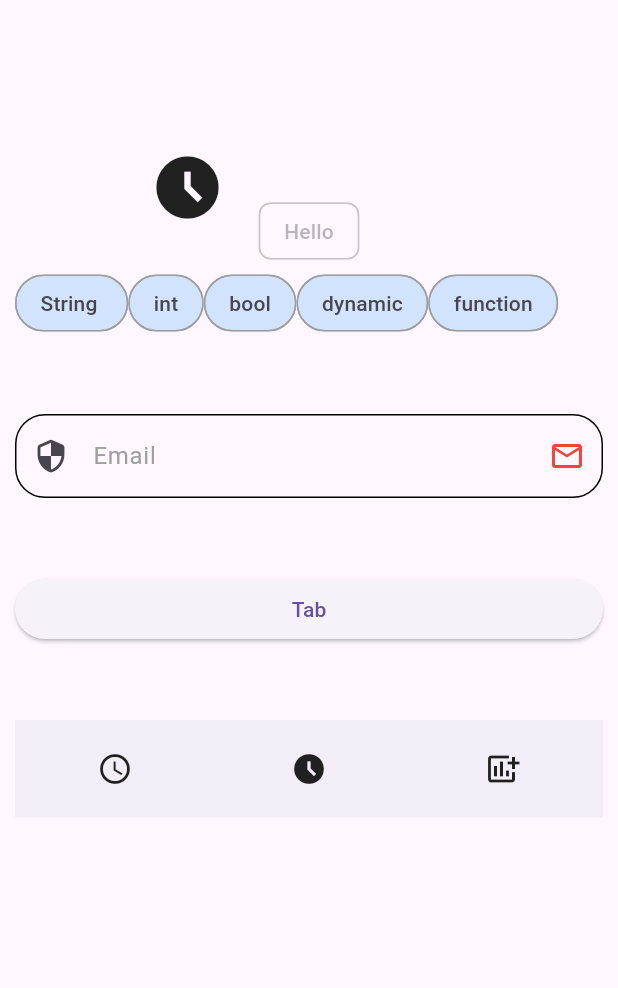
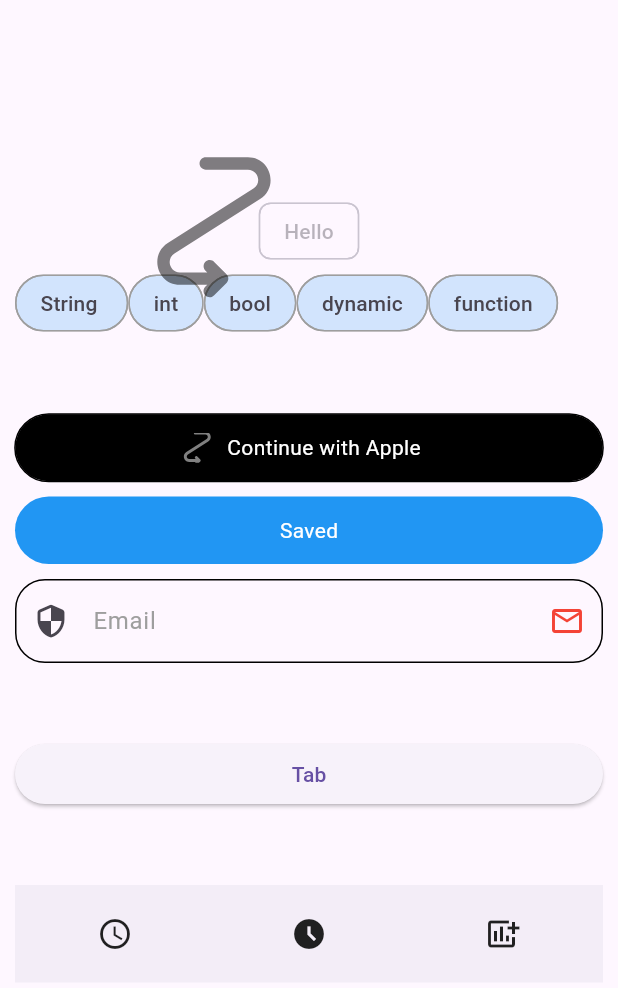
Before and after one commit to Mehrankhan-METRA-RGB/QuickUI, a Flutter app: the screen it shows after launch, on a phone screen of 412 x 824 dp. Shown: the top 988 px of the screen. Run offline on Flutter 3.47's test engine with Material 3 defaults, Android fonts, the phone set to English and light mode, and no system bars; our stand-ins replace cached_network_image, flutter_svg.

Commit message:
Quick button added

````diff
--- a/quick_ui/example/lib/main.dart
+++ b/quick_ui/example/lib/main.dart
@@ -76,12 +76,48 @@ class _ExampleState extends State<Example> {
             const SizedBox(
               height: 50,
             ),
+
+            QuickButton(
+              borderStyle: BorderStyle.solid,
+              strokeAlign: 0.10,
+              borderWidth: 1,
+              height: 45,
+              width: 30,
+              gapWidth: 10,
+              prefixIcon: 'assets/icon.svg',
+              prefixColor: Colors.white,
+              // suffixIcon: Icons.access_alarms_outlined,
+              prefixSize: const Size(20, 20),
+              // suffixSize: const Size(6, 6),
+              buttonText: 'Continue with Apple',
+              textStyle: const TextStyle(
+                color: Colors.white,
+              ),
+              backgroundColor: Colors.black,
+              borderRadius: BorderRadius.circular(30),
+              borderColor: Colors.black,
+            ),
+            const SizedBox(height: 10,),
+            QuickButton(
+              height: 45,
+              width: 30,
+              buttonText: 'Saved',
+              textStyle: const TextStyle(
+                color: Colors.white,
+              ),
+              backgroundColor: Colors.blue,
+              borderRadius: BorderRadius.circular(30),
+            ),
+           const SizedBox(height: 10),
             InputFields(
               validator: (value) {
                 if (value!.isEmpty) {
                   return 'Required Filed';
                 }
                 return null;
+              },
+              onChange: (value) {
+
               },
               unFocusedColor: Colors.grey.withOpacity(0.3),
               focusedColor: Colors.black87,
@@ -142,10 +178,8 @@ class _ExampleState extends State<Example> {
               onChange: (int index) {},
             ),
             const QuickFloat(
-              child: Icon(
-                Icons.access_time_filled,
-                size: 50,
-              ), // Set the desired offsets
+              child: QuickImage(url: 'assets/icon.svg',height: 100,)
+              //the desired offsets
             )
           ],
         ),
--- /dev/null
+++ b/quick_ui/lib/Widgets/Buttons/quick_button.dart
@@ -0,0 +1,262 @@
+import 'package:flutter/material.dart';
+import 'package:quick_ui/quick_ui.dart';
+
+/// A customizable button widget with support for icons, text, and various styling options.
+///
+/// Use the [QuickButton] widget to create a button with flexible options for customization,
+/// including specifying icons, text, dimensions, colors, and more.
+///
+/// ## Parameters:
+/// - `height`: The height of the button.
+/// - `width`: The width of the button.
+/// - `borderRadius`: The border radius of the button.
+/// - `backgroundColor`: The background color of the button.
+/// - `borderColor`: The color of the button's border.
+/// - `borderWidth`: The width of the button's border.
+/// - `strokeAlign`: The alignment of the button's border stroke.
+/// - `borderStyle`: The style of the button's border.
+/// - `prefixIcon`: The icon to be displayed before the button's text.
+/// - `suffixIcon`: The icon to be displayed after the button's text.
+/// - `prefixSize`: The size of the prefix icon.
+/// - `suffixSize`: The size of the suffix icon.
+/// - `buttonText`: The text to be displayed on the button.
+/// - `textStyle`: The style of the button's text.
+/// - `child`: An optional child widget to be displayed within the button.
+/// - `gapWidth`: The width of the gap between the button elements.
+/// - `boxShadow`: The shadow cast by the button.
+/// - `prefixColor`: The color of the prefix icon.
+/// - `suffixColor`: The color of the suffix icon.
+/// - `onTap`: The callback function to be invoked when the button is tapped.
+/// - `onDoubleTap`: The callback function to be invoked when the button is double-tapped.
+/// - `onLongPress`: The callback function to be invoked when the button is long-pressed.
+/// - `onTapDown`: The callback function to be invoked when a tap is detected.
+/// - `onTapUp`: The callback function to be invoked when a tap is released.
+/// - `onTapCancel`: The callback function to be invoked when a tap is canceled.
+/// - `onSecondaryTap`: The callback function to be invoked when a secondary tap is detected.
+/// - `onSecondaryTapUp`: The callback function to be invoked when a secondary tap is released.
+/// - `onSecondaryTapDown`: The callback function to be invoked when a secondary tap is detected.
+/// - `onSecondaryTapCancel`: The callback function to be invoked when a secondary tap is canceled.
+/// - `onHighlightChanged`: The callback function to be invoked when the highlight state changes.
+/// - `onHover`: The callback function to be invoked when the button is hovered over.
+/// - `mouseCursor`: The cursor to be used when the button is hovered over.
+/// - `focusColor`: The color of the button when it is focused.
+/// - `hoverColor`: The color of the button when it is hovered over.
+/// - `highlightColor`: The color of the button when it is highlighted.
+/// - `overlayColor`: The overlay color of the button.
+/// - `splashColor`: The color of the splash effect when the button is tapped.
+/// - `splashFactory`: The factory for creating the splash effect.
+///
+/// ## Example:
+/// ```dart
+/// QuickButton(
+///   height: 40,
+///   width: 120,
+///   borderRadius: BorderRadius.circular(8),
+///   backgroundColor: Colors.blue,
+///   borderColor: Colors.black,
+///   borderWidth: 2,
+///   prefixIcon: Icons.star,
+///   suffixIcon: Icons.arrow_forward,
+///   buttonText: 'Press me',
+///   textStyle: TextStyle(color: Colors.white),
+///   onTap: () {
+///     // Handle button tap
+///   },
+///   onDoubleTap: () {
+///     // Handle double tap
+///   },
+///   onLongPress: () {
+///     // Handle long press
+///   },
+/// )
+/// ```
+
+class QuickButton extends StatelessWidget {
+  const QuickButton({
+    Key? key,
+    this.height,
+    this.width,
+    this.borderRadius,
+    this.backgroundColor,
+    this.borderColor,
+    this.borderWidth,
+    this.strokeAlign,
+    this.borderStyle,
+    this.prefixIcon,
+    this.suffixIcon,
+    this.prefixSize,
+    this.suffixSize,
+    this.buttonText,
+    this.textStyle,
+    this.child,
+    this.gapWidth,
+    this.boxShadow,
+    this.prefixColor,
+    this.suffixColor,
+    this.onTap,
+    this.onDoubleTap,
+    this.onLongPress,
+    this.onTapDown,
+    this.onTapUp,
+    this.onTapCancel,
+    this.onSecondaryTap,
+    this.onSecondaryTapUp,
+    this.onSecondaryTapDown,
+    this.onSecondaryTapCancel,
+    this.onHighlightChanged,
+    this.onHover,
+    this.mouseCursor,
+    this.focusColor,
+    this.hoverColor,
+    this.highlightColor,
+    this.overlayColor,
+    this.splashColor,
+    this.splashFactory,
+  }) : super(key: key);
+
+  final dynamic prefixIcon;
+  final dynamic suffixIcon;
+  final Size? prefixSize;
+  final Size? suffixSize;
+  final double? height;
+  final double? strokeAlign;
+  final double? width;
+  final double? gapWidth;
+  final double? borderWidth;
+  final BorderRadiusGeometry? borderRadius;
+  final Color? backgroundColor;
+  final Color? borderColor;
+  final Color? prefixColor;
+  final Color? suffixColor;
+  final BorderStyle? borderStyle;
+  final TextStyle? textStyle;
+  final String? buttonText;
+  final Widget? child;
+  final BoxShadow? boxShadow;
+  final void Function()? onTap;
+  final void Function()? onDoubleTap;
+  final void Function()? onLongPress;
+  final void Function(TapDownDetails)? onTapDown;
+  final void Function(TapUpDetails)? onTapUp;
+  final void Function()? onTapCancel;
+  final void Function()? onSecondaryTap;
+  final void Function(TapUpDetails)? onSecondaryTapUp;
+  final void Function(TapDownDetails)? onSecondaryTapDown;
+  final void Function()? onSecondaryTapCancel;
+  final void Function(bool)? onHighlightChanged;
+  final void Function(bool)? onHover;
+  final MouseCursor? mouseCursor;
+  final Color? focusColor;
+  final Color? hoverColor;
+  final Color? highlightColor;
+  final MaterialStateProperty<Color?>? overlayColor;
+  final Color? splashColor;
+  final InteractiveInkFeatureFactory? splashFactory;
+
+  @override
+  Widget build(BuildContext context) {
+    return InkWell(
+      onTap: onTap,
+      onDoubleTap: onDoubleTap,
+      onLongPress: onLongPress,
+      onTapDown: onTapDown,
+      onTapUp: onTapUp,
+      onTapCancel: onTapCancel,
+      onSecondaryTap: onSecondaryTap,
+      onSecondaryTapUp: onSecondaryTapUp,
+      onSecondaryTapDown: onSecondaryTapDown,
+      onSecondaryTapCancel: onSecondaryTapCancel,
+      onHighlightChanged: onHighlightChanged,
+      onHover: onHover,
+      mouseCursor: mouseCursor,
+      focusColor: focusColor,
+      hoverColor: hoverColor,
+      highlightColor: highlightColor,
+      overlayColor: overlayColor,
+      splashColor: splashColor,
+      splashFactory: splashFactory,
+      child: Container(
+        height: height,
+        width: width,
+        decoration: _boxDecoration(),
+        child: child ?? _child(),
+      ),
+    );
+  }
+
+  Widget? _child() {
+    return Row(
+      mainAxisAlignment: MainAxisAlignment.center,
+      children: [
+        if (prefixIcon != null) _prefixIcon(),
+        if (gapWidth != null) SizedBox(width: gapWidth),
+        if (buttonText != null) _textWidget(),
+        if (gapWidth != null) SizedBox(width: gapWidth),
+        if (suffixIcon != null) _suffixIcon(),
+      ],
+    );
+  }
+
+  Widget _textWidget() {
+    return Center(
+      child: Text(
+        buttonText ?? '',
+        style: textStyle,
+      ),
+    );
+  }
+
+  _prefixIcon() {
+    return prefixIcon is IconData
+        ? Icon(
+            prefixIcon,
+            color: suffixColor,
+            size: prefixSize != null
+                ? prefixSize!.height * prefixSize!.width
+                : 10,
+          )
+        : prefixIcon is String
+            ? QuickImage(
+                height: prefixSize?.height,
+                width: prefixSize?.width,
+                url: prefixIcon,
+                color: prefixColor,
+              )
+            : prefixIcon is Widget
+                ? prefixIcon
+                : const SizedBox();
+  }
+
+  _suffixIcon() {
+    return suffixIcon is IconData
+        ? Icon(
+            suffixIcon,
+            color: suffixColor,
+            size: suffixSize != null
+                ? suffixSize!.height * suffixSize!.width
+                : 10,
+          )
+        : suffixIcon is String
+            ? QuickImage(
+                height: suffixSize?.height,
+                width: suffixSize?.width,
+                color: suffixColor,
+                url: suffixIcon,
+              )
+            : suffixIcon is Widget
+                ? suffixIcon
+                : const SizedBox();
+  }
+
+  Decoration _boxDecoration() {
+    return BoxDecoration(
+        color: backgroundColor,
+        borderRadius: borderRadius,
+        boxShadow: boxShadow != null ? [boxShadow!] : null,
+        border: Border.all(
+            color: borderColor ?? Colors.transparent,
+            width: borderWidth ?? 0.0,
+            style: borderStyle ?? BorderStyle.solid,
+            strokeAlign: strokeAlign ?? 0.0));
+  }
+}
--- a/quick_ui/lib/Widgets/InputFields/input_field.dart
+++ b/quick_ui/lib/Widgets/InputFields/input_field.dart
@@ -58,7 +58,6 @@ class InputFields<T> extends StatefulWidget {
   final double borderStrokeAlign;
   final VoidInputChange? onChange;
   final String? Function(String? value)? validator;
-
   final InputBorder? border;
   final EdgeInsets? contentPadding;
   final InputDecoration? inputDecoration;
@@ -117,14 +116,13 @@ class _InputFieldsState<T> extends State<InputFields<T>> {
         });
       }
     }
-
     // TODO: implement initState
     super.initState();
   }
 
   @override
   Widget build(BuildContext context) {
-    print("BUILD CALL $borderColor");
+    log("BUILD CALL $borderColor");
     final theme = Theme.of(context);
     return Column(
       mainAxisAlignment: MainAxisAlignment.start,
--- a/quick_ui/lib/quick_ui.dart
+++ b/quick_ui/lib/quick_ui.dart
@@ -5,3 +5,4 @@ export 'Widgets/Buttons/quick_float.dart';
 export 'Widgets/Chips/quick_chip.dart';
 export 'Widgets/Images/quick_image.dart';
 export 'Widgets/InputFields/input_field.dart';
+export 'Widgets/Buttons/quick_button.dart';
````
